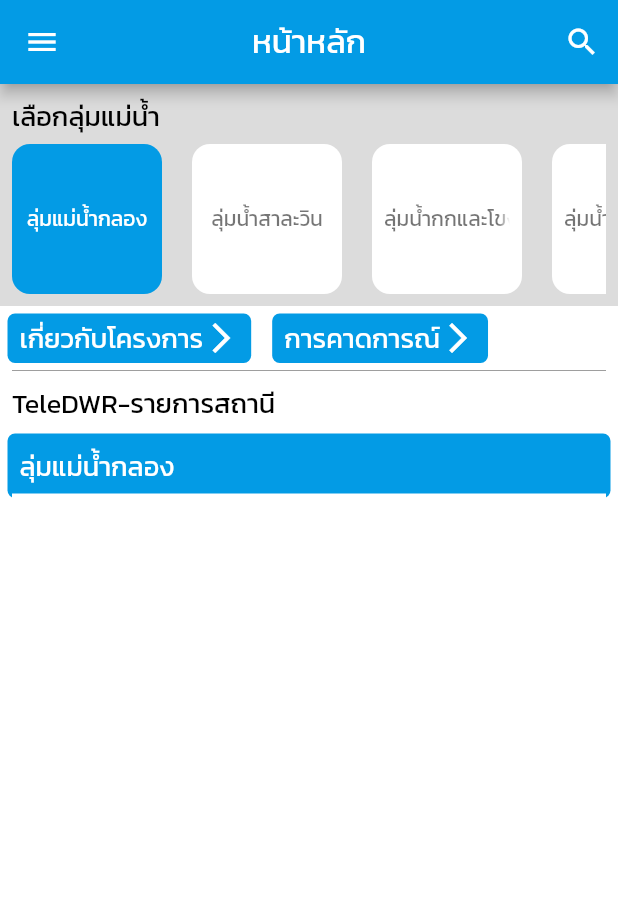
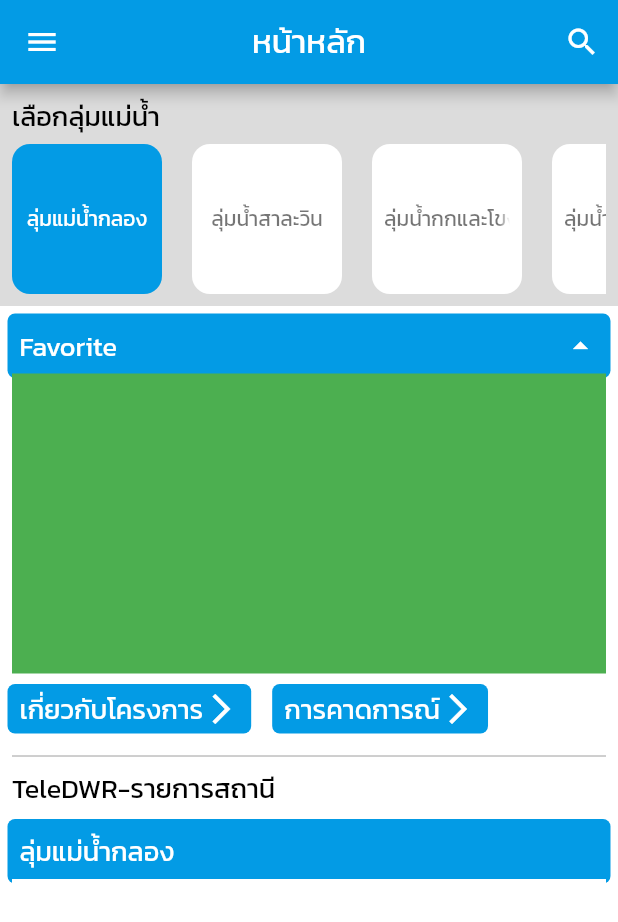
Before and after one commit to tanza4432/TeleDWR, a Flutter app: the MenuPage screen opened directly with empty values, on a phone screen of 412 x 824 dp. Shown: the top 922 px of the screen. Run offline on Flutter 3.47's test engine with Material 2 defaults, Android fonts, the phone set to English and light mode, and no system bars; our stand-ins replace animate_do, avatar_glow, charts_flutter, flutter_map, fluttertoast, full_screen_image and 2 more; missing offline and left inert: flutter_plugin_pdf_viewer, flutter_session, responsive_flutter; network calls fail.

Commit message:
Favorite

```diff
--- a/Project/lib/Application/Menu.dart
+++ b/Project/lib/Application/Menu.dart
@@ -1,3 +1,4 @@
+import 'package:animate_do/animate_do.dart';
 import 'package:avatar_glow/avatar_glow.dart';
 import 'package:dwr0001/Application/Station/TabOneStation.dart';
 import 'package:dwr0001/Application/StationPage.dart';
@@ -42,6 +43,8 @@ class _MenuPageState extends State<MenuPage> {
       optionSelected = index;
     });
   }
+
+  bool isVisible = true;
 
   @override
   Widget build(BuildContext context) {
@@ -95,7 +98,59 @@ class _MenuPageState extends State<MenuPage> {
                     child: Column(
                       crossAxisAlignment: CrossAxisAlignment.start,
                       children: [
-                        Row(
+                        InkWell(
+                          onTap: () {
+                            setState(() {
+                              isVisible = !isVisible;
+                            });
+                          },
+                          child: Container(
+                            width: double.infinity,
+                            decoration: BoxDecoration(
+                              borderRadius: BorderRadius.circular(5),
+                              color: Colors.lightBlue[600],
+                              boxShadow: [
+                                BoxShadow(
+                                  spreadRadius: 3,
+                                  color: Colors.lightBlue[600],
+                                ),
+                              ],
+                            ),
+                            child: Padding(
+                              padding: const EdgeInsets.all(5.0),
+                              child: Row(
+                                mainAxisAlignment:
+                                    MainAxisAlignment.spaceBetween,
+                                children: [
+                                  Text(
+                                    "Favorite",
+                                    style: DefaultStyleW(),
+                                  ),
+                                  Icon(
+                                    !isVisible
+                                        ? Icons.arrow_drop_down_circle_outlined
+                                        : Icons.arrow_drop_up_outlined,
+                                    color: Colors.white,
+                                  )
+                                ],
+                              ),
+                            ),
+                          ),
+                        ),
+                        Visibility(
+                          visible: isVisible,
+                          child: FadeInDown(
+                            from: 0,
+                            child: Container(
+                              width: double.infinity,
+                              height: 200,
+                              color: Colors.green,
+                            ),
+                          ),
+                        ),
+                        Padding(
+                          padding: const EdgeInsets.only(top: 10, bottom: 10),
+                          child: Row(
                             children: [
                               BoxDetail(
                                 title: "เกี่ยวกับโครงการ",
@@ -109,6 +164,7 @@ class _MenuPageState extends State<MenuPage> {
                                     basinID: optionSelected, data: widget.data),
                               ),
                             ],
+                          ),
                         ),
                         Divider(color: Colors.black38),
                         Text(
--- a/Project/pubspec.yaml
+++ b/Project/pubspec.yaml
@@ -30,6 +30,8 @@ dependencies:
   flutter_map: ^0.12.0
   webview_flutter: ^2.0.14
   provider: ^6.0.3
+  fl_chart: ^0.35.0
+  animate_do: ^2.1.0
 
 dev_dependencies:
   flutter_test:
```
Also changed, not shown: Project/pubspec.lock. Lines whose indentation alone changed are shown as unchanged.
